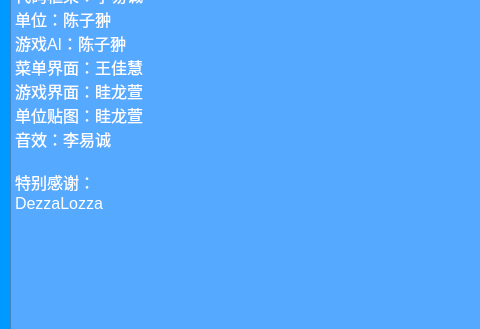
The window that qt/Z2/mainwindow.ui (Ezrnest/Z2) describes before a commit, drawn with Qt 5; both pictures show x 0 to 480 and y 173 to 502 of the 800 by 600 pixel window.
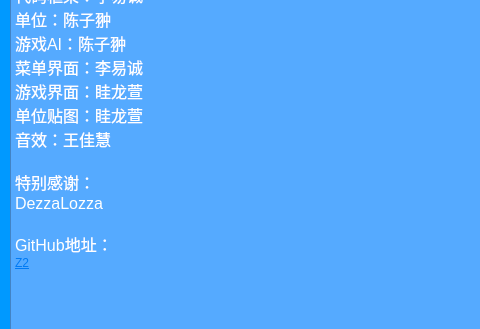
The same window after the commit. The open tabs and pages were chosen to show the change. Custom widgets are drawn as their Qt base class.

The edit to the form file:
```diff
--- a/qt/Z2/mainwindow.ui
+++ b/qt/Z2/mainwindow.ui
@@ -1019,13 +1019,16 @@
 &lt;p style=&quot; margin-top:0px; margin-bottom:0px; margin-left:0px; margin-right:0px; -qt-block-indent:0; text-indent:0px;&quot;&gt;&lt;span style=&quot; font-family:'等线'; font-size:12pt;&quot;&gt;代码框架：李易诚&lt;/span&gt;&lt;/p&gt;
 &lt;p style=&quot; margin-top:0px; margin-bottom:0px; margin-left:0px; margin-right:0px; -qt-block-indent:0; text-indent:0px;&quot;&gt;&lt;span style=&quot; font-family:'等线'; font-size:12pt;&quot;&gt;单位：陈子翀&lt;/span&gt;&lt;/p&gt;
 &lt;p style=&quot; margin-top:0px; margin-bottom:0px; margin-left:0px; margin-right:0px; -qt-block-indent:0; text-indent:0px;&quot;&gt;&lt;span style=&quot; font-family:'等线'; font-size:12pt;&quot;&gt;游戏AI：陈子翀&lt;/span&gt;&lt;/p&gt;
-&lt;p style=&quot; margin-top:0px; margin-bottom:0px; margin-left:0px; margin-right:0px; -qt-block-indent:0; text-indent:0px;&quot;&gt;&lt;span style=&quot; font-family:'等线'; font-size:12pt;&quot;&gt;菜单界面：王佳慧&lt;/span&gt;&lt;/p&gt;
+&lt;p style=&quot; margin-top:0px; margin-bottom:0px; margin-left:0px; margin-right:0px; -qt-block-indent:0; text-indent:0px;&quot;&gt;&lt;span style=&quot; font-family:'等线'; font-size:12pt;&quot;&gt;菜单界面：&lt;/span&gt;&lt;span style=&quot; font-size:12pt;&quot;&gt;李易诚&lt;/span&gt;&lt;/p&gt;
 &lt;p style=&quot; margin-top:0px; margin-bottom:0px; margin-left:0px; margin-right:0px; -qt-block-indent:0; text-indent:0px;&quot;&gt;&lt;span style=&quot; font-family:'等线'; font-size:12pt;&quot;&gt;游戏界面：眭龙萱&lt;/span&gt;&lt;/p&gt;
 &lt;p style=&quot; margin-top:0px; margin-bottom:0px; margin-left:0px; margin-right:0px; -qt-block-indent:0; text-indent:0px;&quot;&gt;&lt;span style=&quot; font-family:'等线'; font-size:12pt;&quot;&gt;单位贴图：眭龙萱&lt;/span&gt;&lt;/p&gt;
-&lt;p style=&quot; margin-top:0px; margin-bottom:0px; margin-left:0px; margin-right:0px; -qt-block-indent:0; text-indent:0px;&quot;&gt;&lt;span style=&quot; font-family:'等线'; font-size:12pt;&quot;&gt;音效：&lt;/span&gt;&lt;span style=&quot; font-size:12pt;&quot;&gt;李易诚&lt;/span&gt;&lt;/p&gt;
+&lt;p style=&quot; margin-top:0px; margin-bottom:0px; margin-left:0px; margin-right:0px; -qt-block-indent:0; text-indent:0px;&quot;&gt;&lt;span style=&quot; font-family:'等线'; font-size:12pt;&quot;&gt;音效：王佳慧&lt;/span&gt;&lt;/p&gt;
 &lt;p style=&quot;-qt-paragraph-type:empty; margin-top:0px; margin-bottom:0px; margin-left:0px; margin-right:0px; -qt-block-indent:0; text-indent:0px; font-size:12pt;&quot;&gt;&lt;br /&gt;&lt;/p&gt;
 &lt;p style=&quot; margin-top:0px; margin-bottom:0px; margin-left:0px; margin-right:0px; -qt-block-indent:0; text-indent:0px;&quot;&gt;&lt;span style=&quot; font-size:12pt;&quot;&gt;特别感谢：&lt;/span&gt;&lt;/p&gt;
-&lt;p style=&quot; margin-top:0px; margin-bottom:0px; margin-left:0px; margin-right:0px; -qt-block-indent:0; text-indent:0px;&quot;&gt;&lt;span style=&quot; font-size:12pt;&quot;&gt;DezzaLozza&lt;/span&gt;&lt;/p&gt;&lt;/body&gt;&lt;/html&gt;</string>
+&lt;p style=&quot; margin-top:0px; margin-bottom:0px; margin-left:0px; margin-right:0px; -qt-block-indent:0; text-indent:0px;&quot;&gt;&lt;span style=&quot; font-size:12pt;&quot;&gt;DezzaLozza&lt;/span&gt;&lt;/p&gt;
+&lt;p style=&quot;-qt-paragraph-type:empty; margin-top:0px; margin-bottom:0px; margin-left:0px; margin-right:0px; -qt-block-indent:0; text-indent:0px; font-size:12pt;&quot;&gt;&lt;br /&gt;&lt;/p&gt;
+&lt;p style=&quot; margin-top:0px; margin-bottom:0px; margin-left:0px; margin-right:0px; -qt-block-indent:0; text-indent:0px;&quot;&gt;&lt;span style=&quot; font-size:12pt;&quot;&gt;GitHub地址：&lt;/span&gt;&lt;/p&gt;
+&lt;p style=&quot; margin-top:0px; margin-bottom:0px; margin-left:0px; margin-right:0px; -qt-block-indent:0; text-indent:0px;&quot;&gt;&lt;a href=&quot;https://github.com/140378476/Z2/&quot;&gt;&lt;span style=&quot; text-decoration: underline; color:#007af4;&quot;&gt;Z2&lt;/span&gt;&lt;/a&gt;&lt;/p&gt;&lt;/body&gt;&lt;/html&gt;</string>
       </property>
      </widget>
      <widget class="QLabel" name="label_16">
```
Left out of the diff: 2 changed lines with no effect on the pictures.
